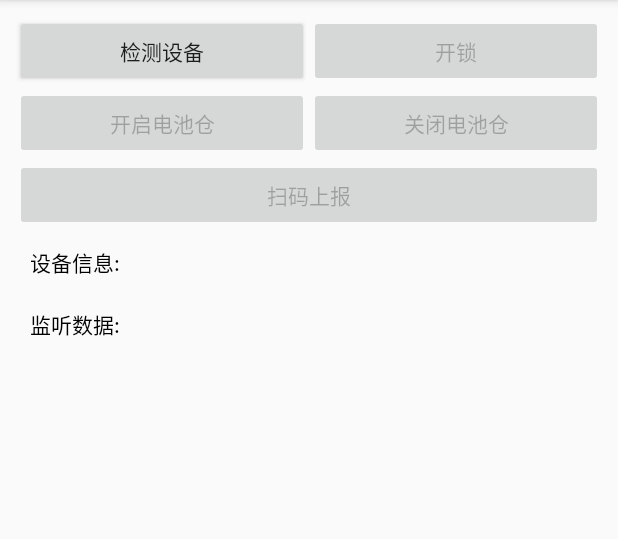
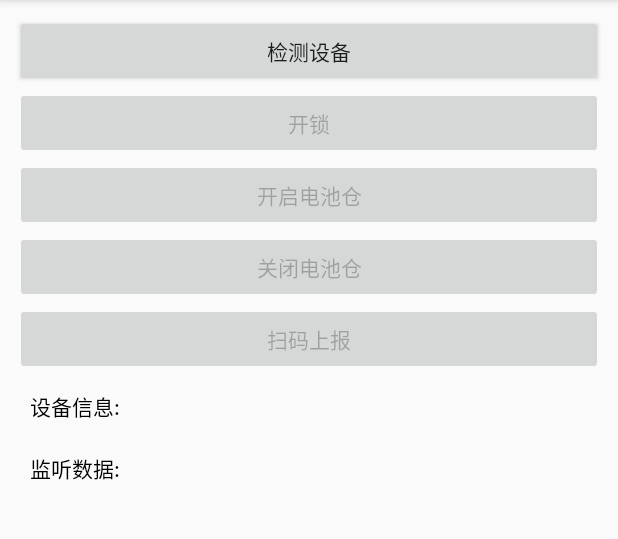
Before and after one commit to sunshine-sz/USBHostDemo, an Android app: the screen it shows after launch (MainActivity), on a phone screen of 412 x 824 dp, the part 84-623 px from its top. Run offline under Robolectric (Android 15) with nearby library versions, the light colour scheme and no system bars; libraries missing offline, so code that uses them is left out: com.fitsleep.sunshinelibrary; 1 statement that could not run was skipped.

Commit message:
扫码上报

```diff
--- a/app/build.gradle
+++ b/app/build.gradle
@@ -6,8 +6,8 @@ android {
         applicationId "com.sunshine.usbdemo.test"
         minSdkVersion 21
         targetSdkVersion 26
-        versionCode 1
-        versionName "1.0"
+        versionCode 2
+        versionName "1.0.1"
         testInstrumentationRunner "android.support.test.runner.AndroidJUnitRunner"
     }
     buildTypes {
--- a/app/src/main/java/com/sunshine/usbdemo/MainActivity.java
+++ b/app/src/main/java/com/sunshine/usbdemo/MainActivity.java
@@ -25,9 +25,7 @@ import android.widget.TextView;
 import android.widget.Toast;
 
 import com.fitsleep.sunshinelibrary.utils.ToastUtils;
-import com.google.gson.Gson;
 import com.sunshine.usbdemo.mode.CloseBatteryTxOrder;
-import com.sunshine.usbdemo.mode.DeviceInfo;
 import com.sunshine.usbdemo.mode.GetDeviceId;
 import com.sunshine.usbdemo.mode.GetTokenTxOrder;
 import com.sunshine.usbdemo.mode.OpenBatteryTxOrder;
@@ -36,7 +34,6 @@ import com.sunshine.usbdemo.utils.AESUtils;
 import com.sunshine.usbdemo.utils.Config;
 import com.sunshine.usbdemo.utils.DataTransfer;
 import com.sunshine.usbdemo.utils.GlobalParameterUtils;
-import com.sunshine.usbdemo.utils.HexUtil;
 import com.sunshine.usbdemo.utils.OkHttpClientManager;
 
 import org.json.JSONException;
@@ -127,7 +124,7 @@ public class MainActivity extends MPermissionsActivity implements View.OnClickLi
 
     private void getDeviceInfo(String code) {
         //"get", "", code, "", "", "", ""
-        String url = "http://web.dola520.com/DiDi.aspx?cmd=upok3&data=" + code;
+        String url = "http://119.23.127.196:29999/DiDi.aspx?cmd=upok3&data=" + code;
         OkHttpClientManager.getAsyn(url, new OkHttpClientManager.StringCallback() {
             @Override
             public void onFailure(Request request, IOException e) {
@@ -174,7 +171,7 @@ public class MainActivity extends MPermissionsActivity implements View.OnClickLi
         buttons[1] = findViewById(R.id.btn_open_lock);
         buttons[2] = findViewById(R.id.btn_open_battery);
         buttons[3] = findViewById(R.id.btn_close_battery);
-        buttons[4] = findViewById(R.id.btn_scan);
+        buttons[4] = findViewById(R.id.btn_submit);
 
         for (Button button : buttons) {
             button.setOnClickListener(this);
@@ -450,7 +447,7 @@ public class MainActivity extends MPermissionsActivity implements View.OnClickLi
                 bytes = AESUtils.Encrypt(AESUtils.hexString2Bytes(new CloseBatteryTxOrder().generateString()), KEY);
                 new MyThread(bytes).start();
                 break;
-            case R.id.btn_scan:
+            case R.id.btn_submit:
                 requestPermission(new String[]{Manifest.permission.WRITE_EXTERNAL_STORAGE, Manifest.permission.CAMERA}, 100);
                 break;
         }
--- a/app/src/main/res/layout/activity_main.xml
+++ b/app/src/main/res/layout/activity_main.xml
@@ -1,84 +1,69 @@
 <?xml version="1.0" encoding="utf-8"?>
-<ScrollView xmlns:android="http://schemas.android.com/apk/res/android"
+<LinearLayout xmlns:android="http://schemas.android.com/apk/res/android"
     xmlns:tools="http://schemas.android.com/tools"
     android:layout_width="match_parent"
     android:layout_height="match_parent"
     android:fillViewport="true"
+    android:orientation="vertical"
     android:padding="10dp"
     tools:context="com.sunshine.usbdemo.MainActivity">
+
+    <Button
+        android:id="@+id/btn_check_device"
+        android:layout_width="match_parent"
+        android:layout_height="wrap_content"
+        android:text="检测设备" />
+
+
+    <Button
+        android:id="@+id/button3"
+        android:layout_width="match_parent"
+        android:layout_height="wrap_content"
+        android:text="获取Token"
+        android:visibility="gone" />
+
+    <Button
+        android:id="@+id/btn_open_lock"
+        android:layout_width="match_parent"
+        android:layout_height="wrap_content"
+        android:text="开锁" />
+
+    <Button
+        android:id="@+id/btn_open_battery"
+        android:layout_width="match_parent"
+        android:layout_height="wrap_content"
+        android:text="开启电池仓" />
+
+    <Button
+        android:id="@+id/btn_close_battery"
+        android:layout_width="match_parent"
+        android:layout_height="wrap_content"
+        android:text="关闭电池仓" />
+
+
+    <Button
+        android:id="@+id/btn_submit"
+        android:layout_width="match_parent"
+        android:layout_height="wrap_content"
+        android:layout_alignParentEnd="true"
+        android:layout_below="@+id/btn_check_device"
+        android:text="扫码上报" />
+
+    <ScrollView
+        android:layout_width="match_parent"
+        android:layout_height="match_parent">
 
         <LinearLayout
             android:layout_width="match_parent"
             android:layout_height="match_parent"
             android:orientation="vertical">
 
-        <LinearLayout
-            android:layout_width="match_parent"
-            android:layout_height="wrap_content">
-
-            <Button
-                android:id="@+id/btn_check_device"
-                android:layout_width="wrap_content"
-                android:layout_height="wrap_content"
-                android:layout_weight="1"
-                android:text="检测设备" />
-
-            <Button
-                android:id="@+id/button3"
-                android:layout_width="wrap_content"
-                android:layout_height="wrap_content"
-                android:layout_centerHorizontal="true"
-                android:layout_toRightOf="@+id/btn_check_device"
-                android:text="获取Token"
-                android:visibility="gone" />
-
-            <Button
-                android:id="@+id/btn_open_lock"
-                android:layout_width="wrap_content"
-                android:layout_height="wrap_content"
-                android:layout_centerHorizontal="true"
-                android:layout_toRightOf="@+id/btn_check_device"
-                android:layout_weight="1"
-                android:text="开锁" />
-
-        </LinearLayout>
-
-        <LinearLayout
-            android:layout_width="match_parent"
-            android:layout_height="wrap_content">
-
-            <Button
-                android:id="@+id/btn_open_battery"
-                android:layout_width="wrap_content"
-                android:layout_height="wrap_content"
-                android:layout_alignParentTop="true"
-                android:layout_toEndOf="@+id/btn_open_lock"
-                android:layout_weight="1"
-                android:text="开启电池仓" />
-
-            <Button
-                android:id="@+id/btn_close_battery"
-                android:layout_width="wrap_content"
-                android:layout_height="wrap_content"
-                android:layout_alignParentEnd="true"
-                android:layout_alignParentTop="true"
-                android:layout_weight="1"
-                android:text="关闭电池仓" />
-        </LinearLayout>
-
-        <Button
-            android:id="@+id/btn_scan"
-            android:layout_width="match_parent"
-            android:layout_height="wrap_content"
-            android:layout_alignParentEnd="true"
-            android:layout_below="@+id/btn_check_device"
-            android:text="扫码上报" />
 
             <TextView
                 android:id="@+id/info"
                 android:layout_width="match_parent"
                 android:layout_height="wrap_content"
-            android:layout_below="@+id/btn_scan"
+                android:layout_below="@+id/btn_submit"
                 android:padding="10dp"
                 android:text="设备信息:"
                 android:textColor="@android:color/black"
@@ -95,3 +80,4 @@
                 android:textSize="14sp" />
         </LinearLayout>
     </ScrollView>
+</LinearLayout>
```
Lines whose indentation alone changed are shown as unchanged.
